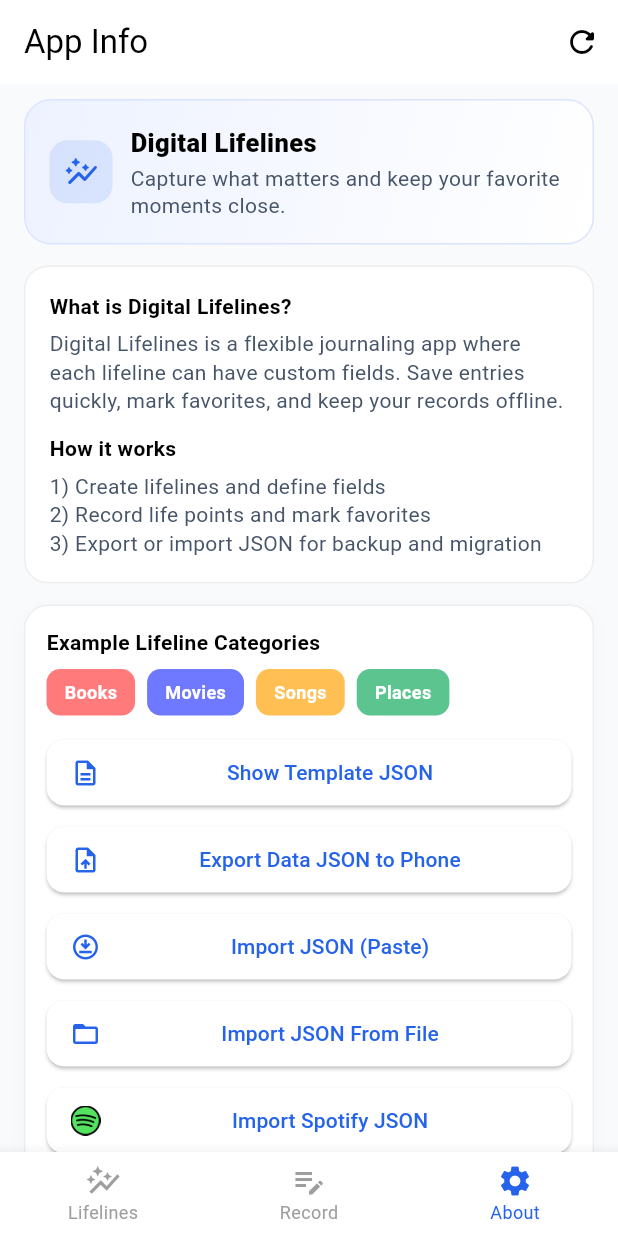
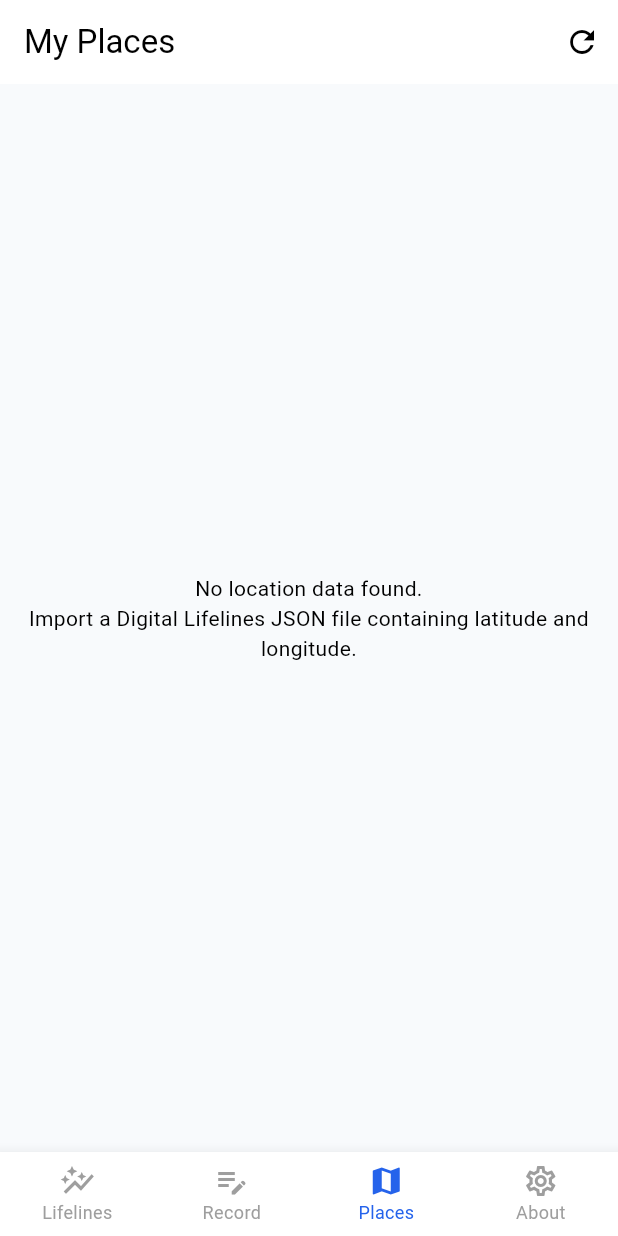
Before and after one commit to jeannamatthews-classes/group-project-digital-lifelines, a Flutter app: the screen it shows after launch, item 3 of the bottom bar chosen, on a phone screen of 412 x 824 dp. Run offline on Flutter 3.47's test engine with Material 3 defaults, Android fonts, the phone set to English and light mode, and no system bars; our stand-ins replace file_picker, flutter_map, latlong2, sqflite, sqflite_common_ffi; accounts and stored records are empty; Roboto replaces fonts that are missing (SF Pro Display).

Commit message:
Add desktop places map

```diff
--- a/app/lib/main.dart
+++ b/app/lib/main.dart
@@ -1,12 +1,20 @@
+import 'dart:io';
 import 'package:flutter/material.dart';
-
+import 'package:sqflite_common_ffi/sqflite_ffi.dart';
 import 'screens/about/about_screen.dart';
 import 'screens/home/home_screen.dart';
 import 'screens/record/record_screen.dart';
 import 'screens/splash/splash_screen.dart';
+import 'screens/places/places_map_screen.dart';
 import 'theme/app_theme.dart';
 
 void main() {
+  WidgetsFlutterBinding.ensureInitialized();
+
+  if (Platform.isWindows || Platform.isLinux) {
+    sqfliteFfiInit();
+    databaseFactory = databaseFactoryFfi;
+  }
   // App entry point.
   runApp(const DigitalLifelinesApp());
 }
@@ -39,6 +47,7 @@ class _RootNavScreenState extends State<RootNavScreen> {
   final List<Widget> _screens = const [
     HomeScreen(),
     RecordScreen(),
+    PlacesMapScreen(),
     AboutScreen(),
   ];
 
@@ -72,6 +81,11 @@ class _RootNavScreenState extends State<RootNavScreen> {
             label: 'Record',
           ),
           BottomNavigationBarItem(
+            icon: Icon(Icons.map_outlined),
+            activeIcon: Icon(Icons.map),
+            label: 'Places',
+          ),
+          BottomNavigationBarItem(
             icon: Icon(Icons.settings_outlined),
             activeIcon: Icon(Icons.settings),
             label: 'About',
--- /dev/null
+++ b/app/lib/models/photo_location.dart
@@ -0,0 +1,23 @@
+class PhotoLocation {
+  final double latitude;
+  final double longitude;
+  final String? city;
+  final String? country;
+  final String? date;
+
+  const PhotoLocation({
+    required this.latitude,
+    required this.longitude,
+    this.city,
+    this.country,
+    this.date,
+  });
+
+  String get displayName {
+    if (city != null && city!.trim().isNotEmpty) {
+      return city!;
+    }
+
+    return 'Location';
+  }
+}
--- /dev/null
+++ b/app/lib/screens/places/places_map_screen.dart
@@ -0,0 +1,222 @@
+import 'package:flutter/material.dart';
+import 'package:flutter_map/flutter_map.dart';
+import 'package:latlong2/latlong.dart';
+
+import '../../database/db_helper.dart';
+import '../../models/photo_location.dart';
+
+class PlacesMapScreen extends StatefulWidget {
+  const PlacesMapScreen({super.key});
+
+  @override
+  State<PlacesMapScreen> createState() => _PlacesMapScreenState();
+}
+
+class _PlacesMapScreenState extends State<PlacesMapScreen> {
+  final MapController _mapController = MapController();
+  final DBHelper _dbHelper = DBHelper.instance;
+
+  List<PhotoLocation> _locations = [];
+
+  bool _isLoading = true;
+  String? _errorMessage;
+
+  @override
+  void initState() {
+    super.initState();
+    _loadLocations();
+  }
+
+  Future<void> _loadLocations() async {
+    setState(() {
+      _isLoading = true;
+      _errorMessage = null;
+    });
+
+    try {
+      final locations = await _dbHelper.getPhotoLocations();
+
+      if (!mounted) return;
+
+      setState(() {
+        _locations = locations;
+        _isLoading = false;
+      });
+    } catch (e) {
+      if (!mounted) return;
+
+      setState(() {
+        _errorMessage = e.toString();
+        _isLoading = false;
+      });
+    }
+  }
+
+  @override
+  Widget build(BuildContext context) {
+    return Scaffold(
+      appBar: AppBar(
+        title: const Text('My Places'),
+        actions: [
+          IconButton(
+            onPressed: _loadLocations,
+            tooltip: 'Refresh locations',
+            icon: const Icon(Icons.refresh),
+          ),
+        ],
+      ),
+      body: _buildBody(),
+    );
+  }
+
+  Widget _buildBody() {
+    if (_isLoading) {
+      return const Center(
+        child: CircularProgressIndicator(),
+      );
+    }
+
+    if (_errorMessage != null) {
+      return Center(
+        child: Text(
+          'Could not load places:\n$_errorMessage',
+          textAlign: TextAlign.center,
+        ),
+      );
+    }
+
+    if (_locations.isEmpty) {
+      return const Center(
+        child: Text(
+          'No location data found.\n'
+          'Import a Digital Lifelines JSON file containing '
+          'latitude and longitude.',
+          textAlign: TextAlign.center,
+        ),
+      );
+    }
+
+    return Stack(
+      children: [
+        FlutterMap(
+          mapController: _mapController,
+          options: MapOptions(
+            initialCenter: LatLng(
+              _locations.first.latitude,
+              _locations.first.longitude,
+            ),
+            initialZoom: 5,
+          ),
+          children: [
+            TileLayer(
+              urlTemplate:
+                  'https://tile.openstreetmap.org/{z}/{x}/{y}.png',
+              userAgentPackageName: 'com.digital_lifelines.app',
+            ),
+            MarkerLayer(
+              markers: _locations.map((location) {
+                return Marker(
+                  point: LatLng(
+                    location.latitude,
+                    location.longitude,
+                  ),
+                  width: 50,
+                  height: 50,
+                  child: GestureDetector(
+                    onTap: () {
+                      _showLocationDetails(location);
+                    },
+                    child: const Icon(
+                      Icons.location_pin,
+                      size: 44,
+                      color: Colors.red,
+                    ),
+                  ),
+                );
+              }).toList(),
+            ),
+            SimpleAttributionWidget(
+              source: const Text(
+                '© OpenStreetMap contributors',
+              ),
+            ),
+          ],
+        ),
+        Positioned(
+          right: 20,
+          top: 20,
+          child: Column(
+            children: [
+              FloatingActionButton.small(
+                heroTag: 'zoomIn',
+                onPressed: () {
+                  final camera = _mapController.camera;
+
+                  _mapController.move(
+                    camera.center,
+                    camera.zoom + 1,
+                  );
+                },
+                child: const Icon(Icons.add),
+              ),
+              const SizedBox(height: 8),
+              FloatingActionButton.small(
+                heroTag: 'zoomOut',
+                onPressed: () {
+                  final camera = _mapController.camera;
+
+                  _mapController.move(
+                    camera.center,
+                    camera.zoom - 1,
+                  );
+                },
+                child: const Icon(Icons.remove),
+              ),
+            ],
+          ),
+        ),
+      ],
+    );
+  }
+
+  void _showLocationDetails(PhotoLocation location) {
+    showDialog<void>(
+      context: context,
+      builder: (dialogContext) {
+        return AlertDialog(
+          title: Text(location.displayName),
+          content: Column(
+            mainAxisSize: MainAxisSize.min,
+            crossAxisAlignment: CrossAxisAlignment.start,
+            children: [
+              if (location.country != null &&
+                  location.country!.trim().isNotEmpty)
+                Text(
+                  'Country: ${location.country}',
+                ),
+              if (location.date != null &&
+                  location.date!.trim().isNotEmpty)
+                Text(
+                  'Date: ${location.date}',
+                ),
+              Text(
+                'Latitude: ${location.latitude}',
+              ),
+              Text(
+                'Longitude: ${location.longitude}',
+              ),
+            ],
+          ),
+          actions: [
+            TextButton(
+              onPressed: () {
+                Navigator.pop(dialogContext);
+              },
+              child: const Text('Close'),
+            ),
+          ],
+        );
+      },
+    );
+  }
+}
--- a/app/pubspec.yaml
+++ b/app/pubspec.yaml
@@ -42,6 +42,9 @@ dependencies:
   open_filex: ^4.7.0
   file_saver: ^0.3.1
   google_fonts: ^8.0.2
+  flutter_map: ^8.3.2
+  latlong2: ^0.10.1
+  sqflite_common_ffi: ^2.4.3
 
 dev_dependencies:
   flutter_test:
```
Also changed, not shown: app/lib/database/db_helper.dart (+70 -0 lines).
